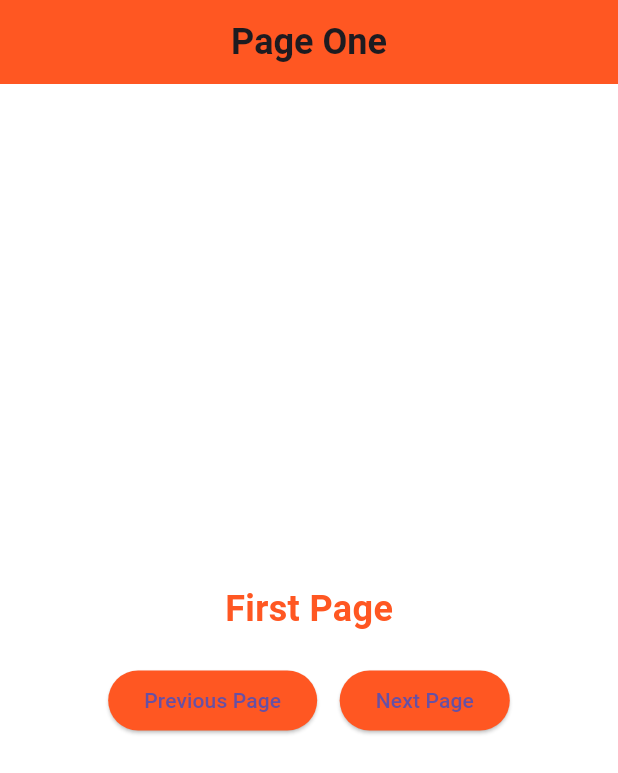
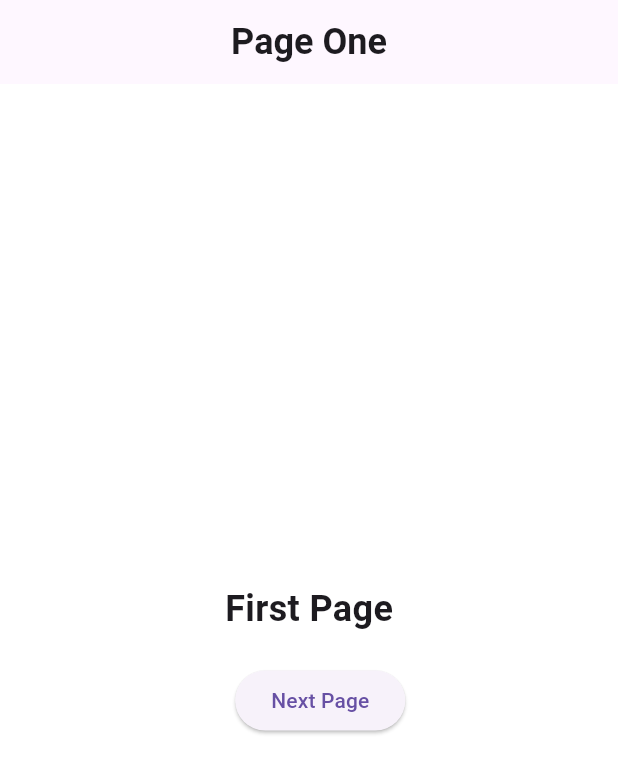
Before and after one commit to mmoh20/All_Tasks, a Flutter app: the screen it shows after launch, after a tap on "Next Page", on a phone screen of 412 x 824 dp. Shown: the top 773 px of the screen. Run offline on Flutter 3.47's test engine with Material 3 defaults, Android fonts, the phone set to English and light mode, and no system bars.

Commit message:
commit 2

```diff
--- a/lib/home_screen.dart
+++ b/lib/home_screen.dart
@@ -42,13 +42,13 @@ class _HomeScreenState extends State<HomeScreen> {
               style: TextStyle(fontSize: 24, fontWeight: FontWeight.bold),
             ),
             centerTitle: true,
-            backgroundColor: Colors.black,
+            //backgroundColor: Colors.black,
             elevation: 0,
           ),
           bottomNavigationBar: BottomNavigationBar(
-            backgroundColor: Colors.black,
-            fixedColor: Colors.white,
-            unselectedItemColor: Colors.white54,
+            //backgroundColor: Colors.black,
+            //fixedColor: Colors.white,
+            //unselectedItemColor: Colors.white54,
             currentIndex: _currentIndex,
             onTap: (int newIndex) {
               setState(() {
@@ -65,17 +65,17 @@ class _HomeScreenState extends State<HomeScreen> {
             ],
           ),
           endDrawer: Drawer(
-            backgroundColor: Colors.black,
+            //backgroundColor: Colors.black,
             width: 250,
             child: ListView.separated(
                 itemBuilder: (context, index) {
                   return TextButton(
                     style: TextButton.styleFrom(
                         foregroundColor:
-                            index.isEven ? Colors.white : Colors.blueGrey),
+                            index.isEven ? Colors.green : Colors.black),
                     onPressed: () {},
                     child: Text(
-                      "List Button Number ${index + 1}",
+                      "Test",
                     ),
                   );
                 },
@@ -106,6 +106,21 @@ class _HomeScreenState extends State<HomeScreen> {
                 const SizedBox(
                   height: 20,
                 ),
+                SizedBox(
+                  width: 150,
+                  height: 150,
+                  child: TabBarView(
+                    physics: const NeverScrollableScrollPhysics(),
+                    children: [
+                      Text(
+                        '1',
+                        style: TextStyle(fontSize: 30),
+                      ),
+                      Text('2', style: TextStyle(fontSize: 30)),
+                      Text('3', style: TextStyle(fontSize: 30))
+                    ],
+                  ),
+                ),
                 ElevatedButton(
                   onPressed: () {
                     Navigator.push(
@@ -113,25 +128,12 @@ class _HomeScreenState extends State<HomeScreen> {
                         MaterialPageRoute(
                             builder: (builder) => const NavScreenOne()));
                   },
-                  style: ButtonStyle(
-                      backgroundColor: MaterialStateProperty.all(Colors.black)),
+                  // style: ButtonStyle(
+                  //     backgroundColor: MaterialStateProperty.all(Colors.black)),
                   child: const Text("Next Page"),
                 ),
-                const SizedBox(
-                  height: 30,
-                ),
-                SizedBox(
-                  width: 150,
-                  height: 150,
-                  child: TabBarView(
-                    physics: const NeverScrollableScrollPhysics(),
-                    children: [
-                      Container(color: Colors.deepOrange),
-                      Container(color: Colors.deepPurple),
-                      Container(color: Colors.green),
-                    ],
-                  ),
-                )
+
+
               ],
             ),
           ),
--- a/lib/nav_screen1.dart
+++ b/lib/nav_screen1.dart
@@ -14,7 +14,7 @@ class NavScreenOne extends StatelessWidget {
           style: TextStyle(fontSize: 24, fontWeight: FontWeight.bold),
         ),
         centerTitle: true,
-        backgroundColor: Colors.deepOrange,
+        //backgroundColor: Colors.deepOrange,
         elevation: 0,
       ),
       backgroundColor: Colors.white,
@@ -28,7 +28,7 @@ class NavScreenOne extends StatelessWidget {
             const Text(
               "First Page",
               style: TextStyle(
-                  color: Colors.deepOrange,
+                  //color: Colors.deepOrange,
                   fontWeight: FontWeight.bold,
                   fontSize: 24),
             ),
@@ -38,7 +38,7 @@ class NavScreenOne extends StatelessWidget {
             Row(
               mainAxisAlignment: MainAxisAlignment.center,
               children: [
-                ElevatedButton(
+               /* ElevatedButton(
                   onPressed: () {
                     Navigator.pop(context);
                   },
@@ -46,7 +46,7 @@ class NavScreenOne extends StatelessWidget {
                       backgroundColor:
                           MaterialStateProperty.all(Colors.deepOrange)),
                   child: const Text("Previous Page"),
-                ),
+                ),*/
                 const SizedBox(
                   width: 15,
                 ),
@@ -57,9 +57,9 @@ class NavScreenOne extends StatelessWidget {
                         MaterialPageRoute(
                             builder: (builder) => const NavScreenTwo()));
                   },
-                  style: ButtonStyle(
-                      backgroundColor:
-                          MaterialStateProperty.all(Colors.deepOrange)),
+                  // style: ButtonStyle(
+                  //     backgroundColor:
+                  //         MaterialStateProperty.all(Colors.deepOrange)),
                   child: const Text("Next Page"),
                 )
               ],
--- a/lib/nav_screen3.dart
+++ b/lib/nav_screen3.dart
@@ -13,7 +13,7 @@ class NavScreenThree extends StatelessWidget {
           style: TextStyle(fontSize: 24, fontWeight: FontWeight.bold),
         ),
         centerTitle: true,
-        backgroundColor: Colors.lightGreen,
+        //backgroundColor: Colors.lightGreen,
         elevation: 0,
       ),
       backgroundColor: Colors.white,
@@ -27,7 +27,7 @@ class NavScreenThree extends StatelessWidget {
             const Text(
               "Third Page",
               style: TextStyle(
-                  color: Colors.lightGreen,
+                 // color: Colors.lightGreen,
                   fontWeight: FontWeight.bold,
                   fontSize: 24),
             ),
```
Also changed, not shown: lib/nav_screen2.dart (+17 -18 lines).
